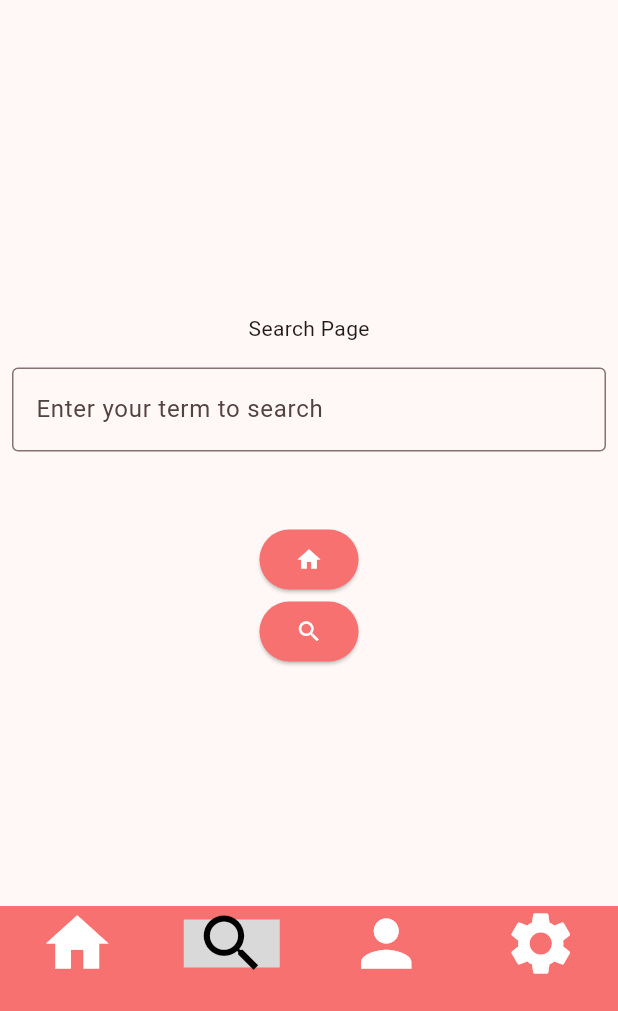
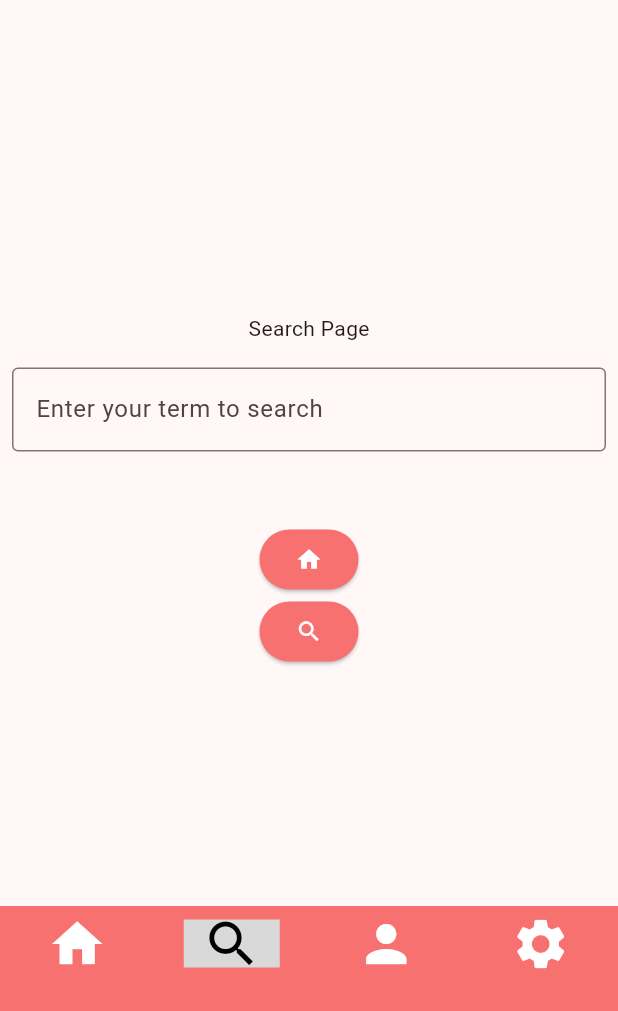
Before and after one commit to anwrat/Recipe-App, a Flutter app: the NavigationExample screen opened directly, item 2 of the bottom bar chosen, on a phone screen of 412 x 824 dp, the part 225-1236 px from its top. Run offline on Flutter 3.47's test engine with Material 3 defaults, Android fonts, the phone set to English and light mode, and no system bars; our stand-ins replace google_fonts.

Commit message:
Decided to use this navbar for now

```diff
--- a/recipe_app/lib/home.dart
+++ b/recipe_app/lib/home.dart
@@ -2,7 +2,6 @@ import 'package:flutter/material.dart';
 import 'package:recipe_app/main.dart';
 import 'package:recipe_app/utils/colors.dart';
 import 'package:recipe_app/widgets/logo.dart';
-import 'package:recipe_app/widgets/navbar.dart';
 
 class HomePage extends StatefulWidget{
   const HomePage();
--- a/recipe_app/lib/login.dart
+++ b/recipe_app/lib/login.dart
@@ -2,7 +2,6 @@ import 'package:flutter/material.dart';
 import 'package:google_fonts/google_fonts.dart';
 import 'package:recipe_app/register.dart';
 import 'package:recipe_app/utils/colors.dart';
-import 'package:recipe_app/APItest.dart';
 import 'package:recipe_app/widgets/logo.dart';
 import 'package:recipe_app/widgets/buttons.dart';
 import 'package:recipe_app/widgets/navbar.dart';
--- a/recipe_app/lib/register.dart
+++ b/recipe_app/lib/register.dart
@@ -1,9 +1,9 @@
 import 'package:flutter/material.dart';
 import 'package:google_fonts/google_fonts.dart';
-import 'package:recipe_app/APItest.dart';
 import 'package:recipe_app/utils/colors.dart';
 import 'package:recipe_app/widgets/logo.dart';
 import 'package:recipe_app/widgets/buttons.dart';
+import 'package:recipe_app/widgets/navbar.dart';
 import 'package:recipe_app/widgets/textfields.dart';
 
 class Register extends StatefulWidget {
@@ -148,7 +148,7 @@ class PasswordCreation extends StatelessWidget{
                     context,
                     MaterialPageRoute(
                       builder:(context) =>
-                        const HTTPExample(),
+                        const NavigationBarApp(),
                       )
                   );
               },
--- a/recipe_app/lib/widgets/logo.dart
+++ b/recipe_app/lib/widgets/logo.dart
@@ -1,6 +1,4 @@
 import 'package:flutter/material.dart';
-import 'package:recipe_app/main.dart';
-import 'package:recipe_app/utils/colors.dart';
 
 class LogoSection extends StatelessWidget{
   const LogoSection({super.key,required this.image});
--- a/recipe_app/lib/widgets/navbar.dart
+++ b/recipe_app/lib/widgets/navbar.dart
@@ -39,30 +39,30 @@ class _NavigationExampleState extends State<NavigationExample> {
             currentPageIndex = index;
           });
         },
-        indicatorShape: RoundedRectangleBorder(),
+        indicatorShape: RoundedRectangleBorder(borderRadius: BorderRadius.zero),
         indicatorColor: MyColors.navactiveicon,
         selectedIndex: currentPageIndex,
         height: 70,
         destinations:
         const <Widget>[
           NavigationDestination(
-            selectedIcon: Icon(IconData(0xe318, fontFamily: 'MaterialIcons'),color: MyColors.mainblack,size: 50,),
-            icon: Icon(IconData(0xe318, fontFamily: 'MaterialIcons'),color: MyColors.mainwhite,size: 50,),
+            selectedIcon: Icon(IconData(0xe318, fontFamily: 'MaterialIcons'),color: MyColors.mainblack,size: 40,),
+            icon: Icon(IconData(0xe318, fontFamily: 'MaterialIcons'),color: MyColors.mainwhite,size: 40,),
             label: '',
           ),
           NavigationDestination(
-            selectedIcon: Icon(IconData(0xe567, fontFamily: 'MaterialIcons'),color: MyColors.mainblack,size: 50,),
-            icon: Icon(IconData(0xe567, fontFamily: 'MaterialIcons'),color: MyColors.mainwhite,size: 50,),
+            selectedIcon: Icon(IconData(0xe567, fontFamily: 'MaterialIcons'),color: MyColors.mainblack,size: 40,),
+            icon: Icon(IconData(0xe567, fontFamily: 'MaterialIcons'),color: MyColors.mainwhite,size: 40,),
             label: '',
           ),
           NavigationDestination(
-            selectedIcon: Icon(IconData(0xe491, fontFamily: 'MaterialIcons'),color: MyColors.mainblack,size: 50,),
-            icon: Icon(IconData(0xe491, fontFamily: 'MaterialIcons'),color: MyColors.mainwhite,size: 50,),
+            selectedIcon: Icon(IconData(0xe491, fontFamily: 'MaterialIcons'),color: MyColors.mainblack,size: 40,),
+            icon: Icon(IconData(0xe491, fontFamily: 'MaterialIcons'),color: MyColors.mainwhite,size: 40,),
             label: '',
           ),
           NavigationDestination(
-            selectedIcon: Icon(IconData(0xe57f, fontFamily: 'MaterialIcons'),color: MyColors.mainblack,size: 50,),
-            icon: Icon(IconData(0xe57f, fontFamily: 'MaterialIcons'),color: MyColors.mainwhite,size: 50,),
+            selectedIcon: Icon(IconData(0xe57f, fontFamily: 'MaterialIcons'),color: MyColors.mainblack,size: 40,),
+            icon: Icon(IconData(0xe57f, fontFamily: 'MaterialIcons'),color: MyColors.mainwhite,size: 40,),
             label: '',
           ),
         ],
```
Also changed, not shown: 1 other file.
